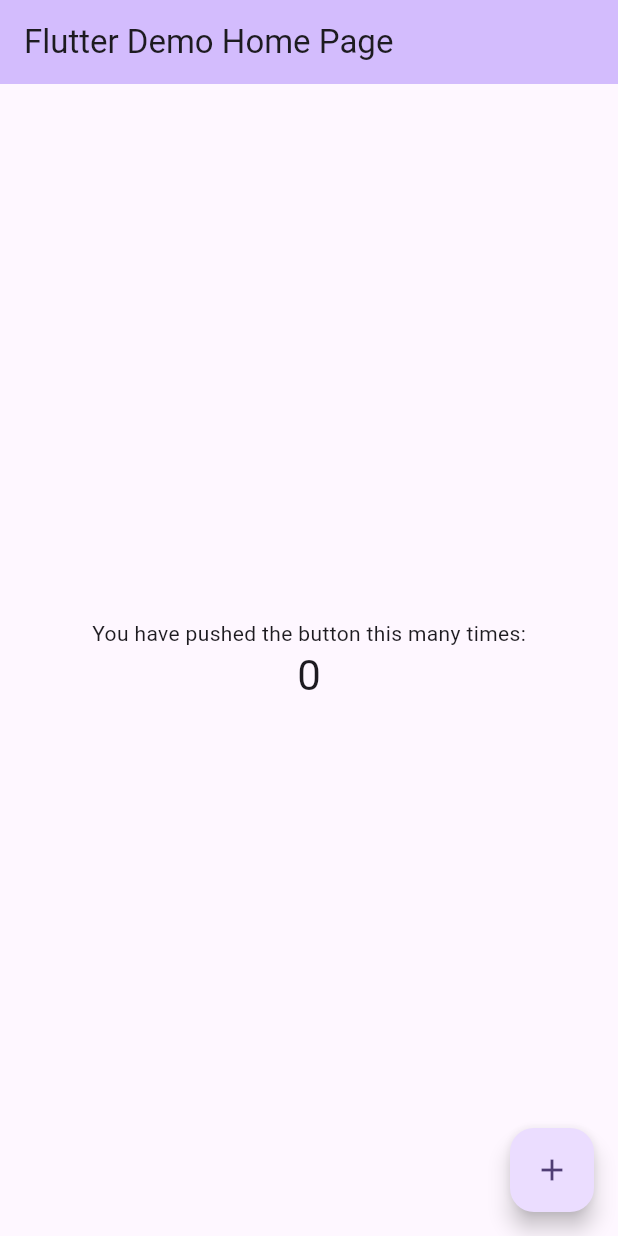
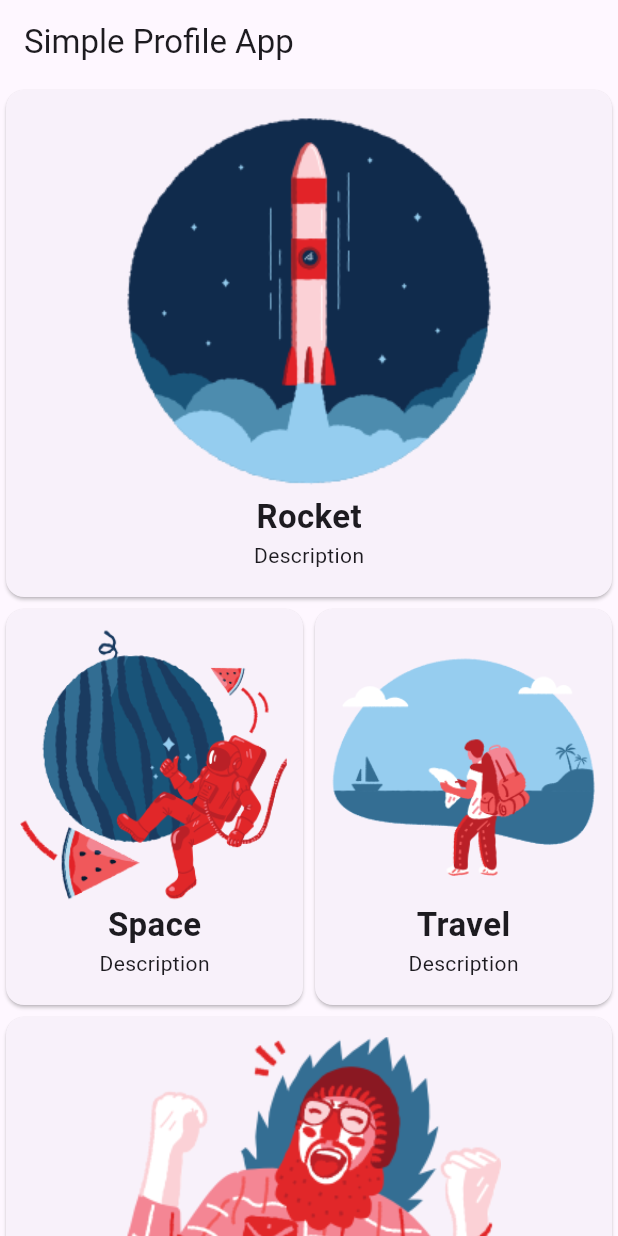
Before and after one commit to nat246/simple_flutter_profile, a Flutter app: the screen it shows after launch, on a phone screen of 412 x 824 dp. Run offline on Flutter 3.47's test engine with Material 2 defaults, Android fonts, the light colour scheme and no system bars.

Commit message:
Completed Homepage

```diff
--- /dev/null
+++ b/lib/class/item_class.dart
@@ -0,0 +1,6 @@
+class ItemClass {
+  ItemClass({required this.title, required this.imagePath});
+
+  String title;
+  String imagePath;
+}
--- /dev/null
+++ b/lib/core/constants.dart
@@ -0,0 +1,4 @@
+const double kDouble5 = 5.0;
+const double kDouble10 = 10.0;
+const double kDouble20 = 20.0;
+const double kDouble40 = 40.0;
--- a/lib/main.dart
+++ b/lib/main.dart
@@ -1,4 +1,5 @@
 import 'package:flutter/material.dart';
+import 'package:simple_flutter_profile/pages/home_page.dart';
 
 void main() {
   runApp(const MyApp());
@@ -7,119 +8,16 @@ void main() {
 class MyApp extends StatelessWidget {
   const MyApp({super.key});
 
-  // This widget is the root of your application.
   @override
   Widget build(BuildContext context) {
     return MaterialApp(
+      debugShowCheckedModeBanner: false,
       title: 'Flutter Demo',
       theme: ThemeData(
-        // This is the theme of your application.
-        //
-        // TRY THIS: Try running your application with "flutter run". You'll see
-        // the application has a blue toolbar. Then, without quitting the app,
-        // try changing the seedColor in the colorScheme below to Colors.green
-        // and then invoke "hot reload" (save your changes or press the "hot
-        // reload" button in a Flutter-supported IDE, or press "r" if you used
-        // the command line to start the app).
-        //
-        // Notice that the counter didn't reset back to zero; the application
-        // state is not lost during the reload. To reset the state, use hot
-        // restart instead.
-        //
-        // This works for code too, not just values: Most code changes can be
-        // tested with just a hot reload.
         colorScheme: ColorScheme.fromSeed(seedColor: Colors.deepPurple),
         useMaterial3: true,
       ),
-      home: const MyHomePage(title: 'Flutter Demo Home Page'),
+      home: const HomePage(),
     );
   }
 }
-
-class MyHomePage extends StatefulWidget {
-  const MyHomePage({super.key, required this.title});
-
-  // This widget is the home page of your application. It is stateful, meaning
-  // that it has a State object (defined below) that contains fields that affect
-  // how it looks.
-
-  // This class is the configuration for the state. It holds the values (in this
-  // case the title) provided by the parent (in this case the App widget) and
-  // used by the build method of the State. Fields in a Widget subclass are
-  // always marked "final".
-
-  final String title;
-
-  @override
-  State<MyHomePage> createState() => _MyHomePageState();
-}
-
-class _MyHomePageState extends State<MyHomePage> {
-  int _counter = 0;
-
-  void _incrementCounter() {
-    setState(() {
-      // This call to setState tells the Flutter framework that something has
-      // changed in this State, which causes it to rerun the build method below
-      // so that the display can reflect the updated values. If we changed
-      // _counter without calling setState(), then the build method would not be
-      // called again, and so nothing would appear to happen.
-      _counter++;
-    });
-  }
-
-  @override
-  Widget build(BuildContext context) {
-    // This method is rerun every time setState is called, for instance as done
-    // by the _incrementCounter method above.
-    //
-    // The Flutter framework has been optimized to make rerunning build methods
-    // fast, so that you can just rebuild anything that needs updating rather
-    // than having to individually change instances of widgets.
-    return Scaffold(
-      appBar: AppBar(
-        // TRY THIS: Try changing the color here to a specific color (to
-        // Colors.amber, perhaps?) and trigger a hot reload to see the AppBar
-        // change color while the other colors stay the same.
-        backgroundColor: Theme.of(context).colorScheme.inversePrimary,
-        // Here we take the value from the MyHomePage object that was created by
-        // the App.build method, and use it to set our appbar title.
-        title: Text(widget.title),
-      ),
-      body: Center(
-        // Center is a layout widget. It takes a single child and positions it
-        // in the middle of the parent.
-        child: Column(
-          // Column is also a layout widget. It takes a list of children and
-          // arranges them vertically. By default, it sizes itself to fit its
-          // children horizontally, and tries to be as tall as its parent.
-          //
-          // Column has various properties to control how it sizes itself and
-          // how it positions its children. Here we use mainAxisAlignment to
-          // center the children vertically; the main axis here is the vertical
-          // axis because Columns are vertical (the cross axis would be
-          // horizontal).
-          //
-          // TRY THIS: Invoke "debug painting" (choose the "Toggle Debug Paint"
-          // action in the IDE, or press "p" in the console), to see the
-          // wireframe for each widget.
-          mainAxisAlignment: MainAxisAlignment.center,
-          children: <Widget>[
-            const Text(
-              'You have pushed the button this many times:',
-            ),
-            Text(
-              '$_counter',
-              style: Theme.of(context).textTheme.headlineMedium,
-            ),
-          ],
-        ),
-      ),
-      floatingActionButton: FloatingActionButton(
-        onPressed: _incrementCounter,
-        tooltip: 'Increment',
-        child: const Icon(Icons.add),
-      ), // This trailing comma makes auto-formatting nicer for build methods.
-    );
-  }
-}
--- /dev/null
+++ b/lib/pages/home_page.dart
@@ -0,0 +1,44 @@
+import 'package:flutter/material.dart';
+import 'package:simple_flutter_profile/class/item_class.dart';
+import 'package:simple_flutter_profile/core/constants.dart';
+import 'package:simple_flutter_profile/widget/card_widget.dart';
+
+class HomePage extends StatelessWidget {
+  const HomePage({super.key});
+
+  @override
+  Widget build(BuildContext context) {
+    return Scaffold(
+      appBar: AppBar(
+        title: const Text('Simple Profile App'),
+      ),
+      body: SingleChildScrollView(
+        child: Column(
+          children: [
+            CardWidget(
+              box: ItemClass(title: 'Rocket', imagePath: 'images/rocket.png'),
+            ),
+            Row(
+              children: [
+                Expanded(
+                  child: CardWidget(
+                      box: ItemClass(
+                          title: 'Space', imagePath: 'images/space.png')),
+                ),
+                Expanded(
+                  child: CardWidget(
+                    box: ItemClass(
+                        title: 'Travel', imagePath: 'images/travel.png'),
+                  ),
+                )
+              ],
+            ),
+            CardWidget(
+              box: ItemClass(title: 'yeah', imagePath: 'images/yeah.png'),
+            ),
+          ],
+        ),
+      ),
+    );
+  }
+}
--- /dev/null
+++ b/lib/widget/card_widget.dart
@@ -0,0 +1,36 @@
+import 'package:flutter/material.dart';
+import 'package:simple_flutter_profile/class/item_class.dart';
+
+import '../core/constants.dart';
+
+class CardWidget extends StatelessWidget {
+  const CardWidget({super.key, required this.box});
+
+  final ItemClass box;
+
+  @override
+  Widget build(BuildContext context) {
+    return Card(
+      child: Container(
+        padding: const EdgeInsets.all(8.0),
+        width: double.infinity,
+        child: Column(
+          children: [
+            const SizedBox(
+              height: kDouble5,
+            ),
+            Image.asset(box.imagePath),
+            Text(
+              box.title,
+              style: const TextStyle(fontSize: 22, fontWeight: FontWeight.bold),
+            ),
+            const Text('Description'),
+            const SizedBox(
+              height: kDouble10,
+            ),
+          ],
+        ),
+      ),
+    );
+  }
+}
--- a/pubspec.yaml
+++ b/pubspec.yaml
@@ -59,9 +59,8 @@ flutter:
   uses-material-design: true
 
   # To add assets to your application, add an assets section, like this:
-  # assets:
-  #   - images/a_dot_burr.jpeg
-  #   - images/a_dot_ham.jpeg
+  assets:
+    - images/
 
   # An image asset can refer to one or more resolution-specific "variants", see
   # https://flutter.dev/assets-and-images/#resolution-aware
```
Also changed, not shown: images/app.png (added), images/cactus.png (added), images/door.png (added), images/rocket.png (added), images/socials.png (added), images/space.png (added), images/travel.png (added), images/web.png (added), images/yeah.png (added).
